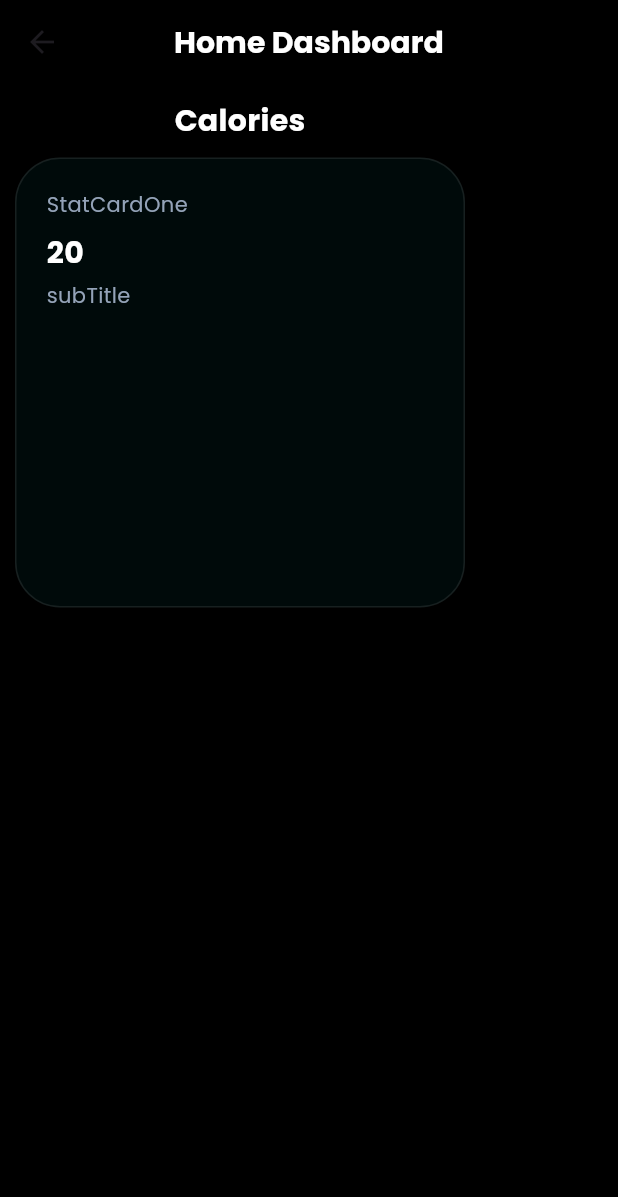
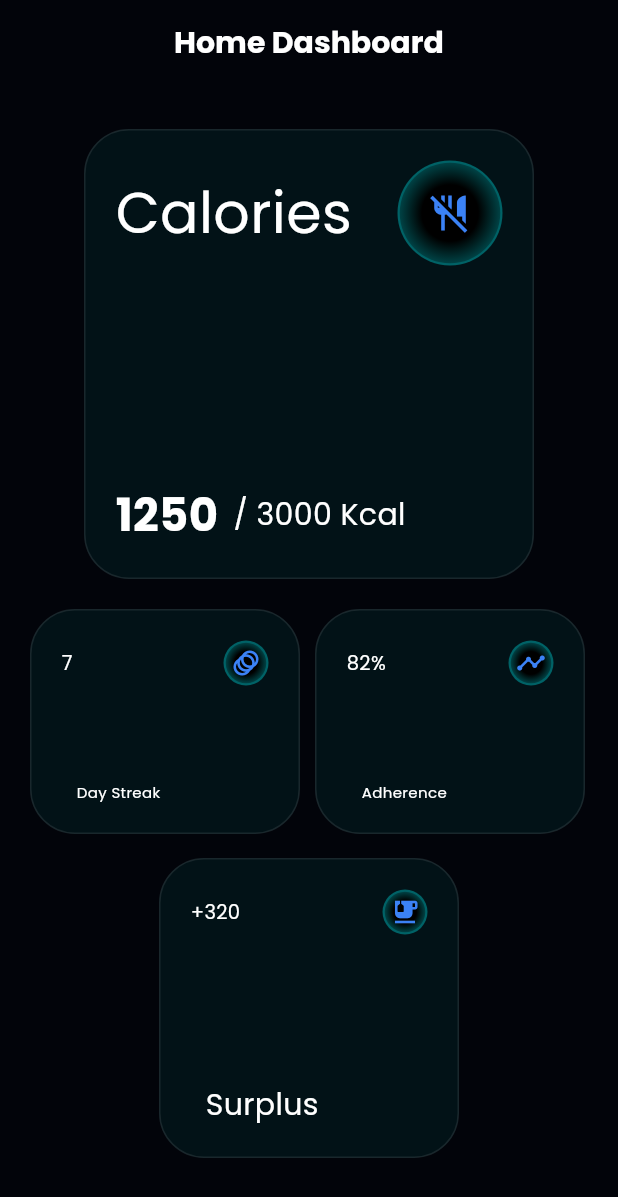
Before and after one commit to SupremeKingOfAll/bulkpal_mobile, a Flutter app: the DashboardView screen opened directly, on a phone screen of 412 x 824 dp. Shown: the top 1197 px of the screen. Run offline on Flutter 3.47's test engine with Material 3 defaults, Android fonts, the phone set to English and light mode, and no system bars; our stand-ins replace google_fonts.

Commit message:
Created cards and reusable widgets.

```diff
--- a/lib/core/utils/app_colours.dart
+++ b/lib/core/utils/app_colours.dart
@@ -1,7 +1,9 @@
 import "package:flutter/material.dart";
 
 class AppColours {
-  static const primaryColour = Color(0xFF000000);
+  static const primaryColour = Color(0xFF02040A);
+
+  static const iconColour = Color(0xFF000000);
 
   static const cardColour = Color(0xFF006064);
 
--- a/lib/core/widgets/custom_icon.dart
+++ b/lib/core/widgets/custom_icon.dart
@@ -2,15 +2,24 @@ import 'package:flutter/material.dart';
 import '../utils/app_colours.dart';
 
 class CustomIcons extends StatelessWidget {
-  const CustomIcons({required this.myIcon, super.key});
+  const CustomIcons({
+    required this.containerWidth,
+    required this.containerHeight,
+    required this.myIcon,
+    required this.iconSize,
+    super.key,
+  });
 
   final IconData myIcon;
+  final double containerHeight;
+  final double containerWidth;
+  final double iconSize;
 
   @override
   Widget build(BuildContext context) {
     return Container(
-      height: 75,
-      width: 75,
+      height: containerHeight,
+      width: containerWidth,
       decoration: BoxDecoration(
         color: AppColours.cardColour,
         borderRadius: BorderRadius.circular(100),
@@ -20,21 +29,19 @@ class CustomIcons extends StatelessWidget {
         ),
       ),
       child: Container(
-        height: 4,
-        width: 4,
         decoration: BoxDecoration(
           borderRadius: BorderRadius.circular(100),
           gradient: RadialGradient(
             colors: [
-              AppColours.primaryColour,
-              AppColours.primaryColour,
+              AppColours.iconColour,
+              AppColours.iconColour,
               AppColours.cardColour,
             ],
             radius: 1,
             stops: [0.28, 0.15, 0.6],
           ),
         ),
-        child: Icon(myIcon, color: AppColours.secondaryAccent),
+        child: Icon(myIcon, color: AppColours.secondaryAccent, size: iconSize),
       ),
     );
   }
--- a/lib/features/dashboard/views/dashboard_view.dart
+++ b/lib/features/dashboard/views/dashboard_view.dart
@@ -16,20 +16,71 @@ class _DashboardViewState extends State<DashboardView> {
     return Scaffold(
       appBar: AppBar(title: Text("Home Dashboard")),
       body: SingleChildScrollView(
-        padding: EdgeInsets.all(10),
+        padding: EdgeInsets.all(20),
         scrollDirection: Axis.vertical,
         child: Column(
           crossAxisAlignment: CrossAxisAlignment.center,
           children: [
-            SectionTitle(title: "Calories"),
             SizedBox(height: 10),
             StatCard(
               height: 300,
               width: 300,
-              title: "StatCardOne",
-              icon: Icons.people,
-              value: "20",
-              subTitle: "subTitle",
+              title: "Calories",
+              titleSize: 38,
+              icon: Icons.no_meals,
+              value: "1250",
+              valueSize: 30,
+              subTitle: "/ 3000 Kcal",
+              subTitleSize: 20,
+              iconContainerHeight: 70,
+              iconContainerWidth: 70,
+              iconSize: 28,
+            ),
+            SizedBox(height: 20),
+            Row(
+              children: [
+                StatCard(
+                  height: 150,
+                  width: 180,
+                  title: "7",
+                  titleSize: 13,
+                  icon: Icons.animation,
+                  valueSize: 10,
+                  subTitle: "Day Streak",
+                  subTitleSize: 10,
+                  iconContainerHeight: 30,
+                  iconContainerWidth: 30,
+                  iconSize: 20,
+                ),
+                SizedBox(width: 10),
+                StatCard(
+                  height: 150,
+                  width: 180,
+                  title: "82%",
+                  titleSize: 13,
+                  icon: Icons.timeline,
+                  valueSize: 10,
+                  subTitleSize: 10,
+                  subTitle: "Adherence",
+                  iconContainerHeight: 30,
+                  iconContainerWidth: 30,
+                  iconSize: 20,
+                ),
+              ],
+            ),
+            SizedBox(height: 16),
+
+            StatCard(
+              height: 200,
+              width: 200,
+              title: "+320",
+              titleSize: 13,
+              icon: Icons.emoji_food_beverage,
+              iconContainerHeight: 30,
+              iconContainerWidth: 30,
+              iconSize: 20,
+              subTitle: "Surplus",
+              subTitleSize: 20,
             ),
           ],
         ),
--- a/lib/features/dashboard/views/testing_dashboard.dart
+++ b/lib/features/dashboard/views/testing_dashboard.dart
@@ -22,14 +22,26 @@ class _TestingDashboardState extends State<TestingDashboard> {
           children: [
             CustomButton(text: "Start"),
             SizedBox(height: 20),
-            CustomIcons(myIcon: Icons.people),
+            CustomIcons(
+              myIcon: Icons.people,
+              containerHeight: 30,
+              containerWidth: 30,
+              iconSize: 10,
+            ),
             SizedBox(height: 20),
             StatCard(
-              height: 150,
-              width: 150,
-              title: "Card",
+              height: 250,
+              width: 300,
+              title: "Calories burned",
+              titleSize: 16,
               value: "20",
-              subTitle: "CardSub",
+              valueSize: 10,
+              subTitle: "Kcal",
+              icon: Icons.people,
+              subTitleSize: 10,
+              iconContainerHeight: 30,
+              iconContainerWidth: 30,
+              iconSize: 20,
             ),
           ],
         ),
--- a/lib/features/dashboard/widgets/stat_card.dart
+++ b/lib/features/dashboard/widgets/stat_card.dart
@@ -7,18 +7,31 @@ class StatCard extends StatelessWidget {
     required this.height,
     required this.width,
     required this.title,
-    required this.value,
-    required this.subTitle,
-    this.icon,
+    this.value,
+    this.subTitle,
+    required this.icon,
+    required this.titleSize,
+    this.valueSize,
+    this.subTitleSize,
+    required this.iconContainerHeight,
+    required this.iconContainerWidth,
+    required this.iconSize,
     super.key,
   });
 
   final String title;
-  final String value;
-  final String subTitle;
-  final IconData? icon;
+  final String? value;
+  final String? subTitle;
+  final IconData icon;
   final double height;
   final double width;
+  final double titleSize;
+  final double? valueSize;
+  final double? subTitleSize;
+  final double iconContainerHeight;
+  final double iconContainerWidth;
+  final double iconSize;
+
   @override
   Widget build(BuildContext context) {
     return Container(
@@ -28,33 +41,38 @@ class StatCard extends StatelessWidget {
       decoration: BoxDecoration(
         border: Border.all(color: Colors.white.withOpacity(0.09)),
         borderRadius: BorderRadius.circular(30),
-        color: AppColours.cardColour.withOpacity(0.1),
+        color: AppColours.cardColour.withOpacity(0.15),
       ),
       child: Column(
-        crossAxisAlignment: CrossAxisAlignment.start,
+        mainAxisAlignment: MainAxisAlignment.spaceBetween,
         children: [
           Row(
             mainAxisAlignment: MainAxisAlignment.spaceBetween,
             children: [
-              Text(
-                title,
-                style: const TextStyle(color: AppColours.textSecondary),
+              Text(title, style: TextStyle(fontSize: titleSize)),
+              CustomIcons(
+                myIcon: icon,
+                containerHeight: iconContainerHeight,
+                containerWidth: iconContainerWidth,
+                iconSize: iconSize,
               ),
             ],
           ),
           const SizedBox(height: 8),
-          Text(
-            value,
-            style: const TextStyle(
-              color: AppColours.textColour,
-              fontSize: 20,
-              fontWeight: FontWeight.bold,
-            ),
-          ),
-          const SizedBox(height: 4),
-          Text(
-            subTitle,
-            style: const TextStyle(color: AppColours.textSecondary),
+          Row(
+            children: [
+              if (value != null)
+                Text(
+                  value!,
+                  style: TextStyle(
+                    fontSize: valueSize,
+                    fontWeight: FontWeight.bold,
+                  ),
+                ),
+              const SizedBox(width: 10),
+              if (subTitle != null)
+                Text(subTitle!, style: TextStyle(fontSize: subTitleSize)),
+            ],
           ),
         ],
       ),
--- a/lib/main.dart
+++ b/lib/main.dart
@@ -23,7 +23,8 @@ class BulkPalApp extends StatelessWidget {
   Widget build(BuildContext context) {
     return MaterialApp(
       debugShowCheckedModeBanner: false,
-      home: TestingDashboard(), //DashboardView(),
+      home: DashboardView(),
+      //TestingDashboard(),
       theme: AppTheme.darkTheme,
     );
   }
```
Also changed, not shown: 1 other file.
